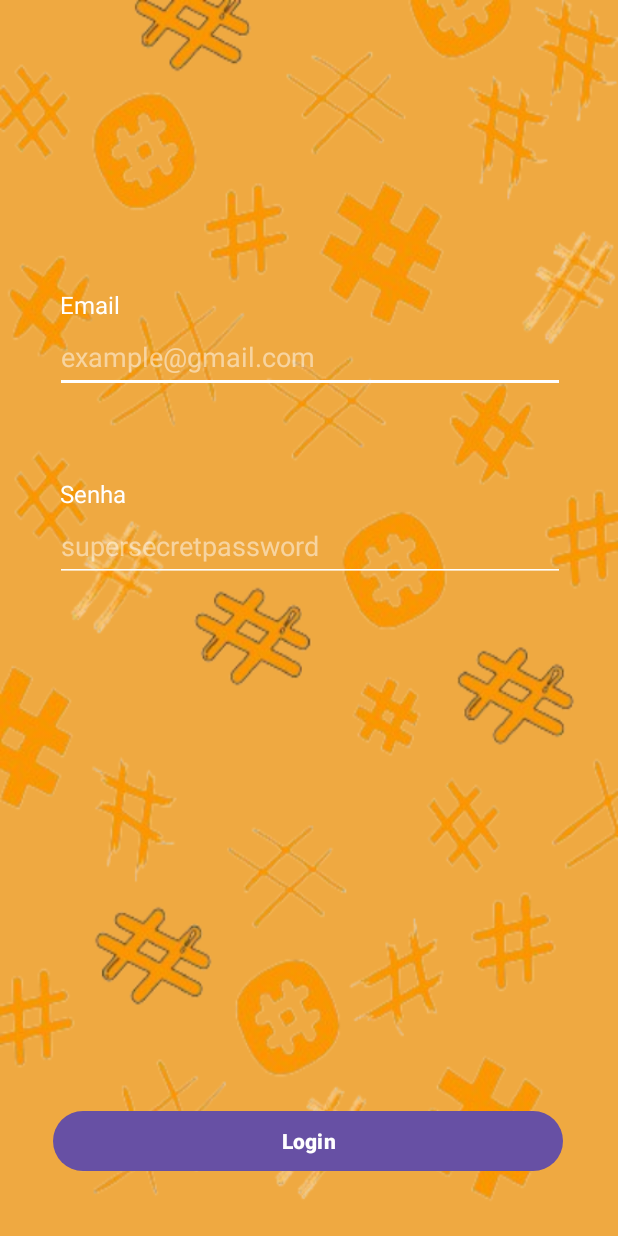
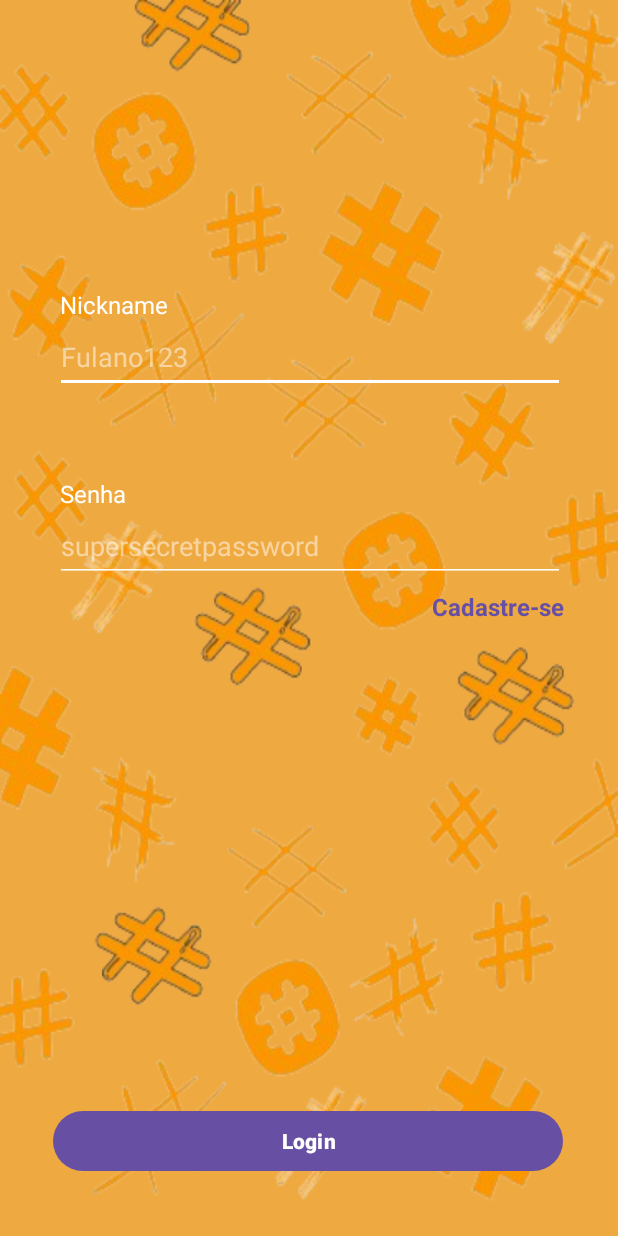
Before and after one commit to GabrielLima07/Jogo-da-velha-2, an Android app: the layout activity_login.xml on its own in the app's theme, with its tools: preview values and no code run, on a phone screen of 412 x 824 dp. Run offline under Robolectric (Android 15) with nearby library versions, the phone set to English and light mode, and no system bars.

Commit message:
feat: add login flow

```diff
--- a/app/src/main/AndroidManifest.xml
+++ b/app/src/main/AndroidManifest.xml
@@ -39,10 +39,10 @@
             android:name=".activities.Profile"
             android:exported="false" />
         <activity
-            android:name=".activities.Login"
+            android:name=".activities.SignUp"
             android:exported="false" />
         <activity
-            android:name=".activities.SignUp"
+            android:name=".activities.Login"
             android:exported="true">
             <intent-filter>
                 <action android:name="android.intent.action.MAIN" />
--- a/app/src/main/res/layout/activity_login.xml
+++ b/app/src/main/res/layout/activity_login.xml
@@ -5,6 +5,7 @@
     android:layout_width="match_parent"
     android:layout_height="match_parent"
     android:background="#EFA941"
+    android:id="@+id/lsLayout"
     tools:context=".activities.Login">
 
     <androidx.constraintlayout.widget.ConstraintLayout
@@ -32,19 +33,19 @@
                 android:layout_width="334dp"
                 android:layout_height="wrap_content"
                 android:layout_gravity="center"
-                android:text="Email"
+                android:text="Nickname"
                 android:textColor="#FFFFFF"
                 android:textSize="16sp" />
 
             <EditText
-                android:id="@+id/lsEmail"
+                android:id="@+id/lsNickname"
                 android:layout_width="340dp"
                 android:layout_height="48dp"
                 android:layout_gravity="center"
                 android:backgroundTint="#FFFFFF"
                 android:ems="10"
-                android:hint="@string/email_hint"
-                android:inputType="textEmailAddress"
+                android:hint="Fulano123"
+                android:inputType="text"
                 android:textColor="#FFFFFF"
                 android:textColorHint="#80FFFFFF"
                 android:textSize="18sp" />
@@ -85,6 +86,21 @@
                 android:textSize="18sp" />
         </LinearLayout>
 
+        <TextView
+            android:id="@+id/signUpActivityLink"
+            android:layout_width="wrap_content"
+            android:layout_height="wrap_content"
+            android:text="Cadastre-se"
+            android:textColor="#ff6750a4"
+            android:textSize="16sp"
+            android:textStyle="bold"
+            app:layout_constraintBottom_toTopOf="@+id/loginBtn"
+            app:layout_constraintEnd_toEndOf="parent"
+            app:layout_constraintHorizontal_bias="0.888"
+            app:layout_constraintStart_toStartOf="parent"
+            app:layout_constraintTop_toBottomOf="@+id/linearLayout4"
+            app:layout_constraintVertical_bias="0.017" />
+
         <Button
             android:id="@+id/loginBtn"
             android:layout_width="340dp"
```
Also changed, not shown: app/src/main/java/com/example/jogo_da_velha_2/activities/Login.java (+60 -13 lines), app/src/main/java/com/example/jogo_da_velha_2/activities/MainActivity.java (+34 -1 lines), app/src/main/java/com/example/jogo_da_velha_2/activities/SignUp.java (+13 -0 lines), app/src/main/res/layout/activity_main.xml (+15 -0 lines), app/src/main/res/layout/activity_sign_up.xml (+40 -9 lines).
